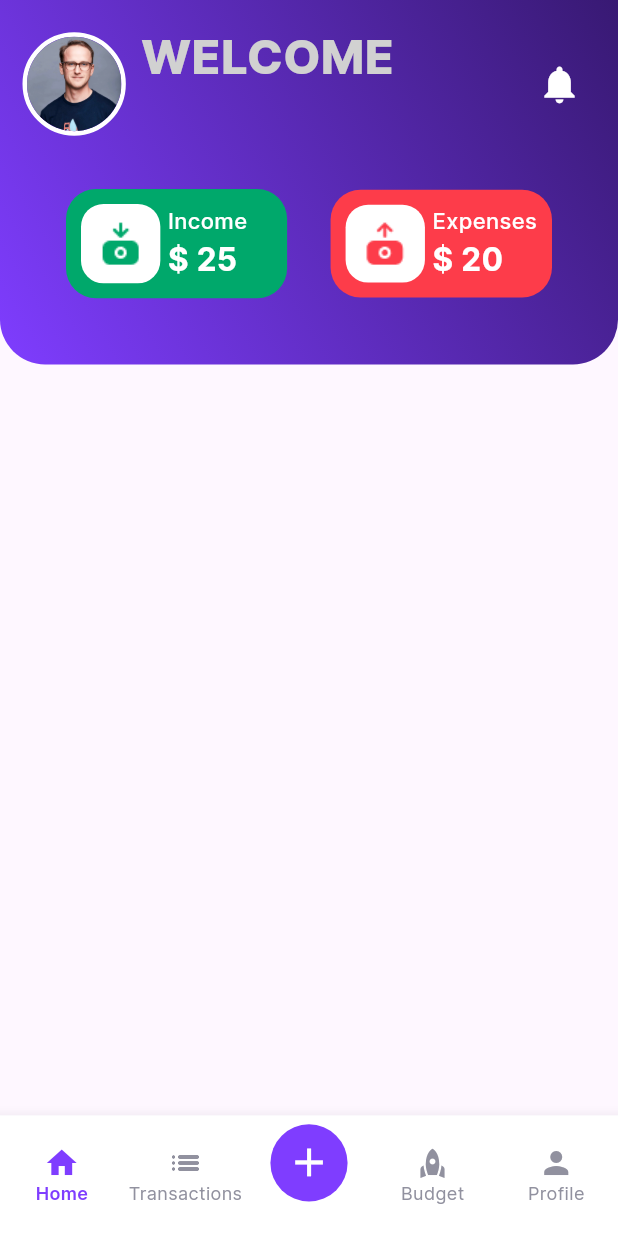
After one commit to kpkmaduwantha9/expenz, a Flutter app: the MainScreen screen opened directly, on a phone screen of 412 x 824 dp. The commit adds this screen. Run offline on Flutter 3.47's test engine with Material 3 defaults, Android fonts, the phone set to English and light mode, and no system bars; our stand-ins replace flutter_screenutil, shared_preferences, smooth_page_indicator; accounts and stored records are empty.

Commit message:
main Home Page

```diff
--- a/lib/constants/colors.dart
+++ b/lib/constants/colors.dart
@@ -1,7 +1,9 @@
 import 'package:flutter/material.dart';
 
 const Color kMainColor = Color(0xFF7F3DFF);
-const Color kLightGrey = Color(0xFFEEEEEE);
+const Color kMainDarkColor = Color(0xFF381973);
+
+const Color kLightGrey = Color(0xFFD1D1D1);
 const Color kGrey = Color(0xFF91919F);
 const Color kWhite = Color(0xFFFFFFFF);
 const Color kBlack = Color(0xFF000000);
--- a/lib/constants/constants.dart
+++ b/lib/constants/constants.dart
@@ -1,3 +1 @@
-import 'package:flutter_screenutil/flutter_screenutil.dart';
-
-double kDefaultPadding = 15.sp;
+double kDefaultPadding = 15;
--- /dev/null
+++ b/lib/screens/add_new_screen.dart
@@ -0,0 +1,19 @@
+import 'package:flutter/material.dart';
+
+class AddNewScreen extends StatefulWidget {
+  const AddNewScreen({super.key});
+
+  @override
+  State<AddNewScreen> createState() => _AddNewScreenState();
+}
+
+class _AddNewScreenState extends State<AddNewScreen> {
+  @override
+  Widget build(BuildContext context) {
+    return Scaffold(
+      appBar: AppBar(
+        title: Text("add"),
+      ),
+    );
+  }
+}
--- /dev/null
+++ b/lib/screens/budget_screen.dart
@@ -0,0 +1,19 @@
+import 'package:flutter/material.dart';
+
+class BudgetScreen extends StatefulWidget {
+  const BudgetScreen({super.key});
+
+  @override
+  State<BudgetScreen> createState() => _BudgetScreenState();
+}
+
+class _BudgetScreenState extends State<BudgetScreen> {
+  @override
+  Widget build(BuildContext context) {
+    return Scaffold(
+      appBar: AppBar(
+        title: Text("bud"),
+      ),
+    );
+  }
+}
--- /dev/null
+++ b/lib/screens/home_screen.dart
@@ -0,0 +1,155 @@
+import 'package:expenz/constants/colors.dart';
+import 'package:expenz/constants/constants.dart';
+import 'package:expenz/services/user_service.dart';
+import 'package:expenz/widgets/income_expence_card.dart';
+import 'package:flutter/material.dart';
+import 'package:flutter_screenutil/flutter_screenutil.dart';
+
+class HomeScreen extends StatefulWidget {
+  const HomeScreen({super.key});
+
+  @override
+  State<HomeScreen> createState() => _HomeScreenState();
+}
+
+class _HomeScreenState extends State<HomeScreen> {
+  //for store the username
+  String userName = "";
+  @override
+  void initState() {
+    // TODO: implement initState
+    //get the username from the shared pref
+    UserServices.getUserData().then(
+      (value) {
+        if (value["userName"] != null) {
+          setState(() {
+            userName = value["userName"]!;
+            /*print(userName);*/
+          });
+        }
+      },
+    );
+    super.initState();
+  }
+
+  @override
+  Widget build(BuildContext context) {
+    return Scaffold(
+      body: SafeArea(
+        child: SingleChildScrollView(
+          //main column
+          child: Column(
+            children: [
+              //colored column
+              Container(
+                // height: MediaQuery.of(context).size.height * 0.4,
+                decoration: BoxDecoration(
+                  gradient: LinearGradient(
+                    end: Alignment.bottomLeft,
+                    begin: Alignment.topRight,
+                    colors: [
+                      kMainDarkColor.withOpacity(1),
+                      kMainColor.withOpacity(1),
+                    ],
+                  ),
+                  borderRadius: BorderRadius.only(
+                    bottomLeft: Radius.circular(30),
+                    bottomRight: Radius.circular(30),
+                  ),
+                ),
+                child: Padding(
+                  padding: EdgeInsets.all(kDefaultPadding),
+                  child: Column(
+                    children: [
+                      Row(
+                        mainAxisAlignment: MainAxisAlignment.spaceBetween,
+                        children: [
+                          Row(
+                            children: [
+                              Container(
+                                decoration: BoxDecoration(
+                                  borderRadius: BorderRadius.circular(100.r),
+                                  border: Border.all(
+                                    color: kWhite,
+                                    width: 3,
+                                  ),
+                                ),
+                                child: ClipRRect(
+                                  borderRadius: BorderRadius.circular(100.r),
+                                  child: Image.asset(
+                                    "assets/images/user.jpg",
+                                    width: 60.sp,
+                                    fit: BoxFit.cover,
+                                  ),
+                                ),
+                              ),
+                              SizedBox(
+                                width: 10,
+                              ),
+                              Column(
+                                crossAxisAlignment: CrossAxisAlignment.start,
+                                children: [
+                                  Text(
+                                    "WELCOME",
+                                    style: TextStyle(
+                                      fontSize: 30.sp,
+                                      fontWeight: FontWeight.w800,
+                                      color: kLightGrey,
+                                    ),
+                                  ),
+                                  Text(
+                                    userName.toUpperCase(),
+                                    style: TextStyle(
+                                      fontSize: 25.sp,
+                                      fontWeight: FontWeight.w500,
+                                      color: kWhite,
+                                    ),
+                                  ),
+                                ],
+                              ),
+                            ],
+                          ),
+                          SizedBox(
+                            width: 20,
+                          ),
+                          IconButton(
+                            onPressed: () {},
+                            icon: Icon(
+                              Icons.notifications,
+                              color: kWhite,
+                              size: 30,
+                            ),
+                          ),
+                        ],
+                      ),
+                      Padding(
+                        padding: EdgeInsets.symmetric(vertical: 30.h),
+                        child: Row(
+                          mainAxisAlignment: MainAxisAlignment.spaceEvenly,
+                          children: [
+                            IncomeExpenseCard(
+                              title: "Income    ",
+                              amount: 25,
+                              imageUrl: "assets/images/income.png",
+                              bgColor: kGreen,
+                            ),
+                            IncomeExpenseCard(
+                              title: "Expenses",
+                              amount: 20,
+                              imageUrl: "assets/images/expense.png",
+                              bgColor: kRed,
+                            )
+                          ],
+                        ),
+                      ),
+                    ],
+                  ),
+                ),
+              ),
+            ],
+          ),
+        ),
+      ),
+    );
+  }
+}
--- a/lib/screens/main_screen.dart
+++ b/lib/screens/main_screen.dart
@@ -1,4 +1,11 @@
+import 'package:expenz/constants/colors.dart';
+import 'package:expenz/screens/add_new_screen.dart';
+import 'package:expenz/screens/budget_screen.dart';
+import 'package:expenz/screens/home_screen.dart';
+import 'package:expenz/screens/profile_screen.dart';
+import 'package:expenz/screens/transaction_screens.dart';
 import 'package:flutter/material.dart';
+import 'package:flutter_screenutil/flutter_screenutil.dart';
 
 class MainScreen extends StatefulWidget {
   const MainScreen({super.key});
@@ -8,12 +15,72 @@ class MainScreen extends StatefulWidget {
 }
 
 class _MainScreenState extends State<MainScreen> {
+  //current page index
+  int _currentPageIndex = 0;
   @override
   Widget build(BuildContext context) {
+    // screen List
+    final List<Widget> pages = [
+      const HomeScreen(),
+      const TransactionScreen(),
+      const AddNewScreen(),
+      const BudgetScreen(),
+      const ProfileScreen(),
+    ];
     return Scaffold(
-      appBar: AppBar(
-        title: Text("data"),
+      bottomNavigationBar: BottomNavigationBar(
+        type: BottomNavigationBarType.fixed,
+        backgroundColor: kWhite,
+        selectedItemColor: kMainColor,
+        unselectedItemColor: kGrey,
+        currentIndex: _currentPageIndex,
+        onTap: (index) {
+          setState(() {
+            _currentPageIndex = index;
+            /*print(_currentPageIndex);*/
+          });
+        },
+        selectedLabelStyle: const TextStyle(
+          fontSize: 12,
+          fontWeight: FontWeight.w600,
+        ),
+        items: [
+          const BottomNavigationBarItem(
+            icon: Icon(Icons.home),
+            label: "Home",
+          ),
+          const BottomNavigationBarItem(
+            icon: Icon(Icons.list_rounded),
+            label: "Transactions",
+          ),
+          BottomNavigationBarItem(
+            icon: Container(
+              padding: const EdgeInsets.all(10),
+              decoration: const BoxDecoration(
+                color: kMainColor,
+                shape: BoxShape.circle,
+              ),
+              child: Icon(
+                Icons.add,
+                color: kWhite,
+                size: 30
+                    .sp
+                    .clamp(30, 50), // Ensures the size is between 30 and 50
+              ),
+            ),
+            label: "",
+          ),
+          const BottomNavigationBarItem(
+            icon: Icon(Icons.rocket),
+            label: "Budget",
+          ),
+          const BottomNavigationBarItem(
+            icon: Icon(Icons.person),
+            label: "Profile",
+          ),
+        ],
       ),
+      body: pages[_currentPageIndex],
     );
   }
 }
--- /dev/null
+++ b/lib/screens/profile_screen.dart
@@ -0,0 +1,19 @@
+import 'package:flutter/material.dart';
+
+class ProfileScreen extends StatefulWidget {
+  const ProfileScreen({super.key});
+
+  @override
+  State<ProfileScreen> createState() => _ProfileScreenState();
+}
+
+class _ProfileScreenState extends State<ProfileScreen> {
+  @override
+  Widget build(BuildContext context) {
+    return Scaffold(
+      appBar: AppBar(
+        title: Text("pro"),
+      ),
+    );
+  }
+}
--- /dev/null
+++ b/lib/screens/transaction_screens.dart
@@ -0,0 +1,19 @@
+import 'package:flutter/material.dart';
+
+class TransactionScreen extends StatefulWidget {
+  const TransactionScreen({super.key});
+
+  @override
+  State<TransactionScreen> createState() => _TransactionScreenState();
+}
+
+class _TransactionScreenState extends State<TransactionScreen> {
+  @override
+  Widget build(BuildContext context) {
+    return Scaffold(
+      appBar: AppBar(
+        title: Text("dd"),
+      ),
+    );
+  }
+}
--- a/lib/services/user_service.dart
+++ b/lib/services/user_service.dart
@@ -48,4 +48,17 @@ class UserServices {
     String? userName = prefs.getString("userName");
     return userName != null;
   }
+
+  //get the username and email
+  static Future<Map<String, String>> getUserData() async {
+    //create an instance for shared pref
+    SharedPreferences pref = await SharedPreferences.getInstance();
+    String? userName = pref.getString("userName");
+    String? email = pref.getString("email");
+
+    return {
+      "userName": userName!,
+      "email": email!,
+    };
+  }
 }
--- /dev/null
+++ b/lib/widgets/income_expence_card.dart
@@ -0,0 +1,82 @@
+import 'package:expenz/constants/colors.dart';
+import 'package:flutter/material.dart';
+import 'package:flutter_screenutil/flutter_screenutil.dart';
+
+class IncomeExpenseCard extends StatefulWidget {
+  final String title;
+  final double amount;
+  final String imageUrl;
+  final Color bgColor;
+  const IncomeExpenseCard({
+    super.key,
+    required this.title,
+    required this.amount,
+    required this.imageUrl,
+    required this.bgColor,
+  });
+
+  @override
+  State<IncomeExpenseCard> createState() => _IncomeExpenseCardState();
+}
+
+class _IncomeExpenseCardState extends State<IncomeExpenseCard> {
+  @override
+  Widget build(BuildContext context) {
+    return Container(
+      // width: MediaQuery.of(context).size.width * 0.45,
+      // width: 160.sp,
+      decoration: BoxDecoration(
+        color: widget.bgColor,
+        borderRadius: BorderRadius.circular(20),
+      ),
+      child: Padding(
+        padding: EdgeInsets.all(10),
+        child: Row(
+          children: [
+            Container(
+              // width: MediaQuery.of(context).size.width * 0.15,
+              // height: MediaQuery.of(context).size.height * 0.1,
+              decoration: BoxDecoration(
+                color: kWhite,
+                borderRadius: BorderRadius.circular(15),
+              ),
+              child: Center(
+                child: Padding(
+                  padding: EdgeInsets.all(10.r),
+                  child: Image.asset(
+                    widget.imageUrl,
+                    width: 32.w,
+                  ),
+                ),
+              ),
+            ),
+            SizedBox(
+              width: 5,
+            ),
+            Column(
+              crossAxisAlignment: CrossAxisAlignment.start,
+              children: [
+                Text(
+                  widget.title,
+                  style: TextStyle(
+                    fontSize: 14.sp,
+                    color: kWhite,
+                    fontWeight: FontWeight.w500,
+                  ),
+                ),
+                Text(
+                  "\$ ${widget.amount.toStringAsFixed(0)}",
+                  style: TextStyle(
+                    fontSize: 20.sp,
+                    color: kWhite,
+                    fontWeight: FontWeight.w700,
+                  ),
+                ),
+              ],
+            ),
+          ],
+        ),
+      ),
+    );
+  }
+}
```
Also changed, not shown: 2 other files.
